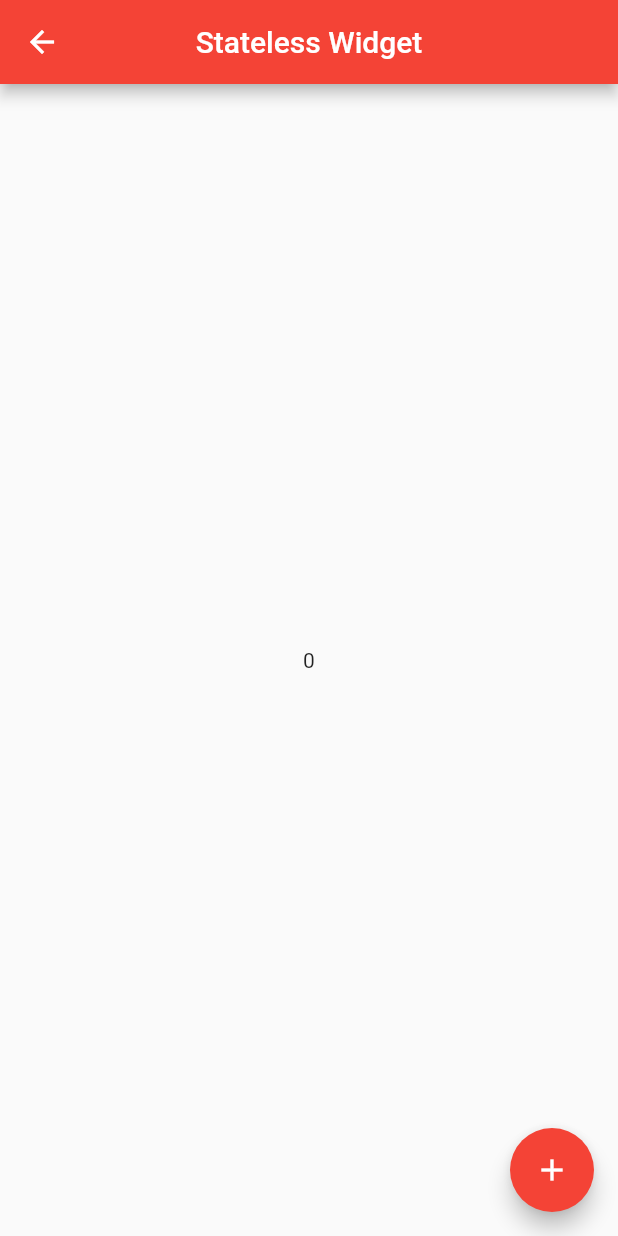
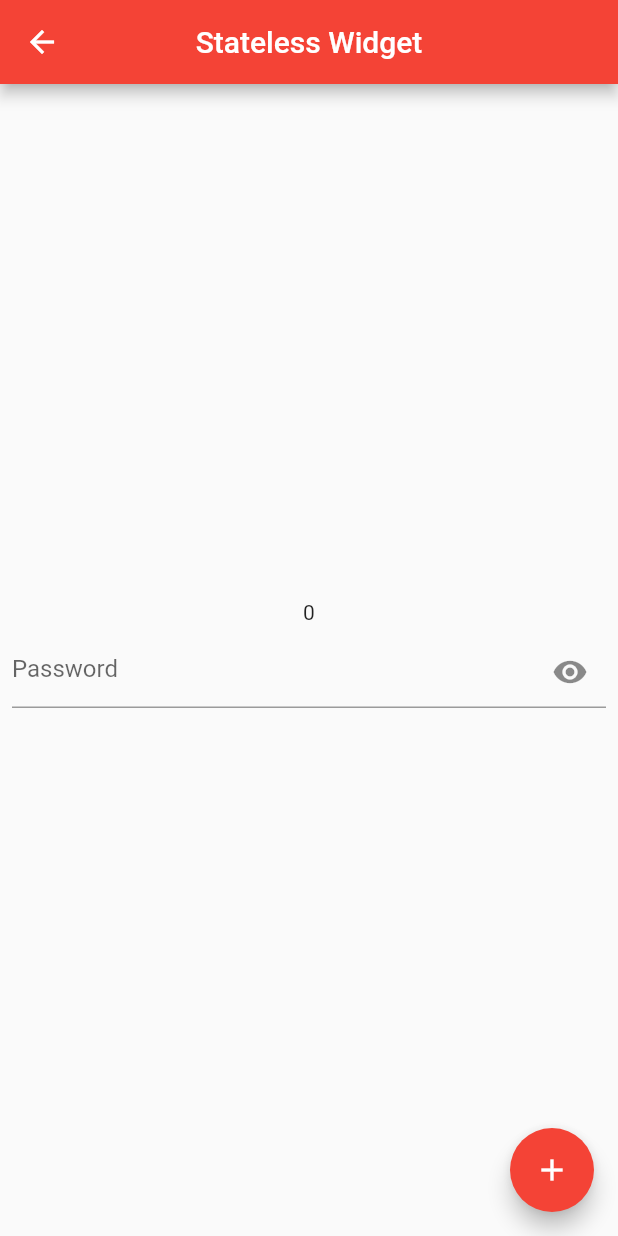
Before and after one commit to chusamasadiq/Provider, a Flutter app: the StatelessScreen screen opened directly, on a phone screen of 412 x 824 dp. Run offline on Flutter 3.47's test engine with Material 2 defaults, Android fonts, the phone set to English and light mode, and no system bars.

```diff
--- a/lib/view/statless_screen.dart
+++ b/lib/view/statless_screen.dart
@@ -4,6 +4,7 @@ class StatelessScreen extends StatelessWidget {
   StatelessScreen({Key? key}) : super(key: key);
 
   final ValueNotifier<int> _counter = ValueNotifier<int>(0);
+  final ValueNotifier<bool> _toggle = ValueNotifier<bool>(true);
 
   @override
   Widget build(BuildContext context) {
@@ -12,12 +13,36 @@ class StatelessScreen extends StatelessWidget {
         title: const Text('Stateless Widget'),
         centerTitle: true,
       ),
-      body: Center(
-        child: ValueListenableBuilder(
-            valueListenable: _counter,
-            builder: (BuildContext context, value, child) {
-              return Text(_counter.value.toString());
-            }),
+      body: Column(
+        mainAxisAlignment: MainAxisAlignment.center,
+        children: [
+          Center(
+            child: ValueListenableBuilder(
+                valueListenable: _counter,
+                builder: (BuildContext context, value, child) {
+                  return Text(_counter.value.toString());
+                }),
+          ),
+          Padding(
+            padding: const EdgeInsets.all(8.0),
+            child: ValueListenableBuilder(
+              valueListenable: _toggle,
+              builder: (BuildContext context, value, child){
+                return TextFormField(
+                  obscureText: _toggle.value,
+                  decoration: InputDecoration(
+                      hintText: 'Password',
+                      suffixIcon: InkWell(
+                          onTap: (){
+                            _toggle.value = !_toggle.value;
+                          },
+                          child: Icon(_toggle.value ? Icons.visibility : Icons.visibility_off))
+                  ),
+                );
+              }
+            ),
+          )
+        ],
       ),
       floatingActionButton: FloatingActionButton(
         onPressed: () {
```
